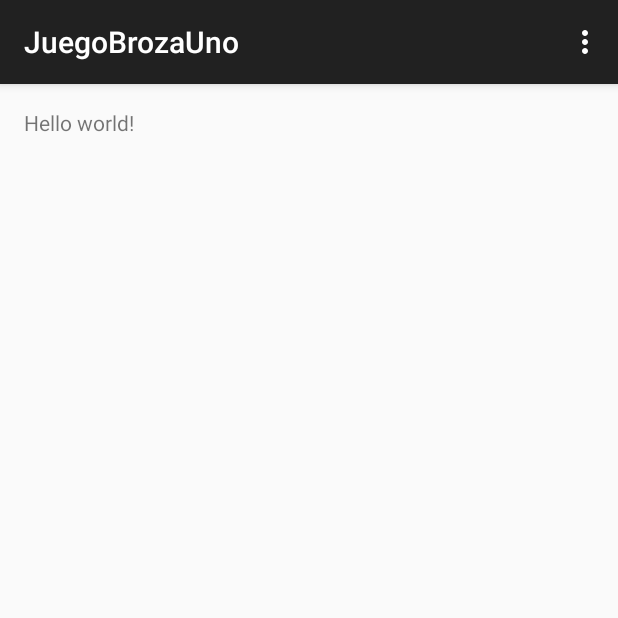
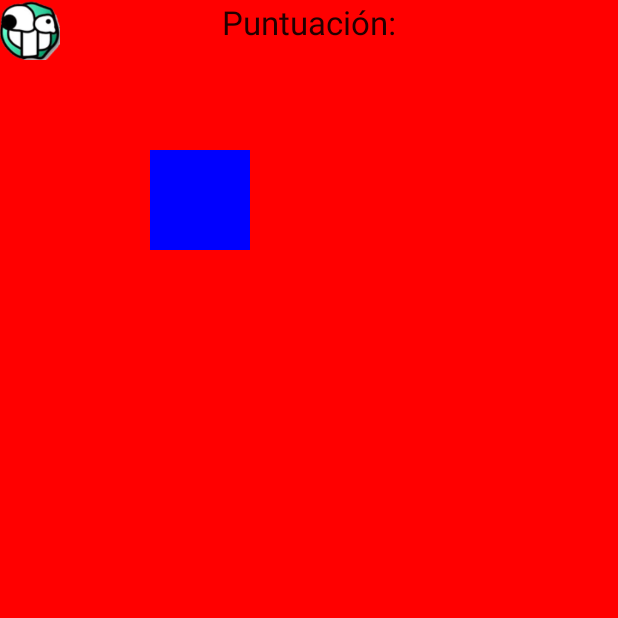
Before and after one commit to informaticuchos/JuegoBrozaGalan, an Android app: the screen it shows after launch (MainActivity), on a phone screen of 412 x 824 dp, the top half of it. Run offline under Robolectric (Android 15) with nearby library versions, the phone set to English and light mode, and no system bars.

Commit message:
Añadido roto2 :D

```diff
--- a/app/src/main/java/nozacutanymore/com/juegobrozauno/MainActivity.java
+++ b/app/src/main/java/nozacutanymore/com/juegobrozauno/MainActivity.java
@@ -1,38 +1,88 @@
 package nozacutanymore.com.juegobrozauno;
 
-import android.support.v7.app.ActionBarActivity;
-import android.os.Bundle;
-import android.view.Menu;
-import android.view.MenuItem;
+import android.app.Activity;
+        import android.graphics.Color;
+        import android.os.Bundle;
+        import android.util.Log;
+        import android.view.Menu;
+        import android.view.MenuItem;
+        import android.view.MotionEvent;
+        import android.view.View;
+        import android.view.WindowManager;
+        import android.view.Window;
+        import android.widget.FrameLayout;
+        import android.widget.ImageView;
+        import android.widget.TextView;
 
 
-public class MainActivity extends ActionBarActivity {
+public class MainActivity extends Activity implements View.OnTouchListener{
 
+
+    private ImageView v;
     @Override
     protected void onCreate(Bundle savedInstanceState) {
         super.onCreate(savedInstanceState);
+
+
+        //Changing to fullscreen
+        requestWindowFeature(Window.FEATURE_NO_TITLE);
+        getWindow().setFlags(WindowManager.LayoutParams.FLAG_FULLSCREEN,
+                WindowManager.LayoutParams.FLAG_FULLSCREEN);
+
+        View background = this.getWindow().getDecorView();
+
+        background.setBackgroundColor(Color.RED);
         setContentView(R.layout.activity_main);
+        ImageView image = new ImageView(this);
+
+        image.setX(150f);
+        image.setY(150f);
+        image.setBackgroundColor(Color.BLUE);
+        FrameLayout.LayoutParams params = new FrameLayout.LayoutParams(100,100);
+        FrameLayout myLayout = (FrameLayout)findViewById(R.id.layout);
+        myLayout.addView(image,params);
+        v = (ImageView)findViewById(R.id.imageView);
+        v.setImageResource(R.drawable.rotodoscon);
+        v.setOnTouchListener(this);
+
+
+
+
+
+
     }
 
-    @Override
-    public boolean onCreateOptionsMenu(Menu menu) {
-        // Inflate the menu; this adds items to the action bar if it is present.
-        getMenuInflater().inflate(R.menu.menu_main, menu);
-        return true;
-    }
+
 
     @Override
-    public boolean onOptionsItemSelected(MenuItem item) {
-        // Handle action bar item clicks here. The action bar will
-        // automatically handle clicks on the Home/Up button, so long
-        // as you specify a parent activity in AndroidManifest.xml.
-        int id = item.getItemId();
+    public boolean onTouch(View v, MotionEvent event) {
 
-        //noinspection SimplifiableIfStatement
-        if (id == R.id.action_settings) {
+
+
+            if(event.getAction() == MotionEvent.ACTION_MOVE){
+
+                if(v.getX()>=0 && v.getY()>= 0) {
+                    v.setX(v.getX() + (int) event.getX() - v.getWidth() / 2);
+                    v.setY(v.getY() + (int) event.getY() - v.getHeight() / 2);
+                }
+                else{
+                    v.setX(0.1f);
+                    float devY = v.getY()+0.1f;
+                    v.setY(v.getY()+0.1f);
+                }
+
+            }
+            if(event.getAction() == MotionEvent.ACTION_UP){
+                v.setX(v.getX() + (int)event.getX()-v.getWidth() / 2);
+                v.setY(v.getY() + (int)event.getY()-v.getHeight()/2);
+
+
+
+            }
+
+
             return true;
-        }
 
-        return super.onOptionsItemSelected(item);
+
     }
 }
--- a/app/src/main/res/layout/activity_main.xml
+++ b/app/src/main/res/layout/activity_main.xml
@@ -1,11 +1,25 @@
-<RelativeLayout xmlns:android="http://schemas.android.com/apk/res/android"
+<FrameLayout xmlns:android="http://schemas.android.com/apk/res/android"
     xmlns:tools="http://schemas.android.com/tools" android:layout_width="match_parent"
-    android:layout_height="match_parent" android:paddingLeft="@dimen/activity_horizontal_margin"
-    android:paddingRight="@dimen/activity_horizontal_margin"
-    android:paddingTop="@dimen/activity_vertical_margin"
-    android:paddingBottom="@dimen/activity_vertical_margin" tools:context=".MainActivity">
+    android:layout_height="match_parent"  android:orientation="vertical" tools:context=".MainActivity"
+    android:weightSum="1"
+    android:id="@+id/layout">
 
-    <TextView android:text="@string/hello_world" android:layout_width="wrap_content"
-        android:layout_height="wrap_content" />
 
-</RelativeLayout>
+
+
+        <ImageView
+            android:layout_width="40dp"
+            android:layout_height="40dp"
+            android:id="@+id/imageView"
+            android:layout_x="2dp"
+            android:layout_y="4dp" />
+
+        <TextView
+            android:layout_width="match_parent"
+            android:layout_height="wrap_content"
+            android:gravity="center"
+            android:textAppearance="?android:attr/textAppearanceLarge"
+            android:text="@string/puntuacion_label"
+            android:id="@+id/textView" />
+
+</FrameLayout>
--- a/app/src/main/res/values/strings.xml
+++ b/app/src/main/res/values/strings.xml
@@ -3,4 +3,5 @@
 
     <string name="hello_world">Hello world!</string>
     <string name="action_settings">Settings</string>
+    <string name="puntuacion_label">Puntuación: </string>
 </resources>
```
Also changed, not shown: app/src/main/res/drawable/rotodoscon.png (added), 1 other file.
